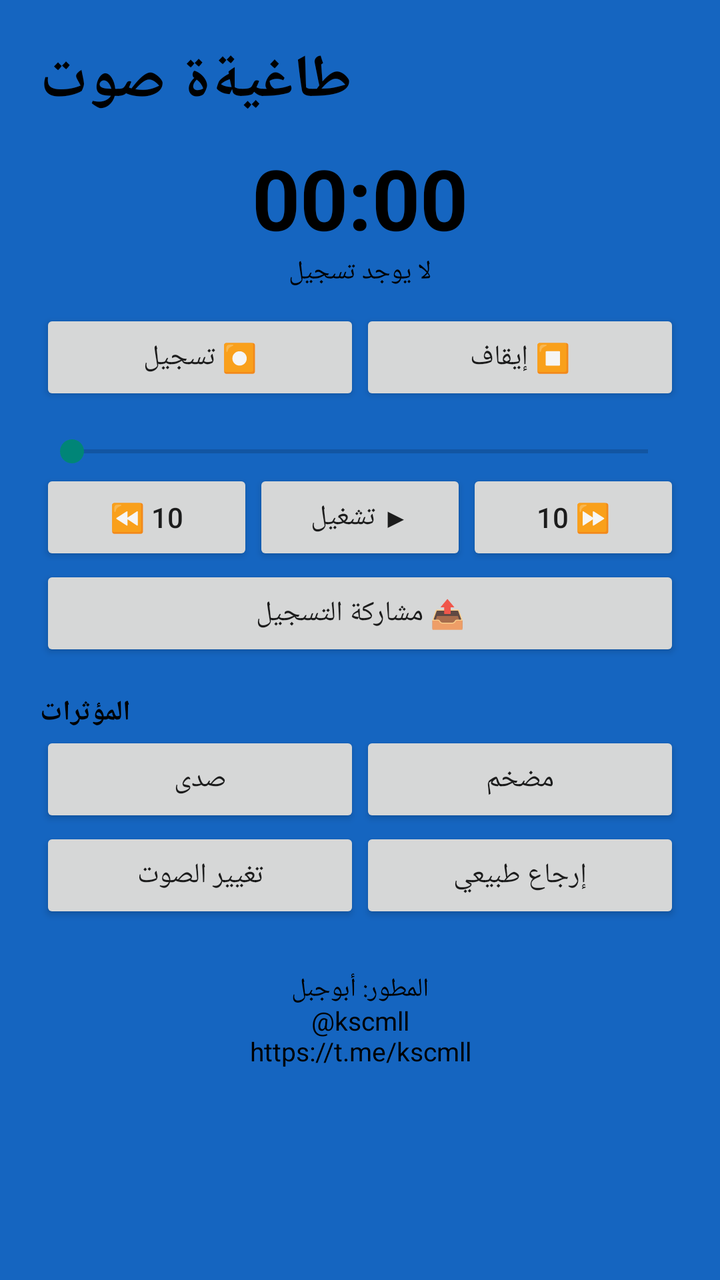
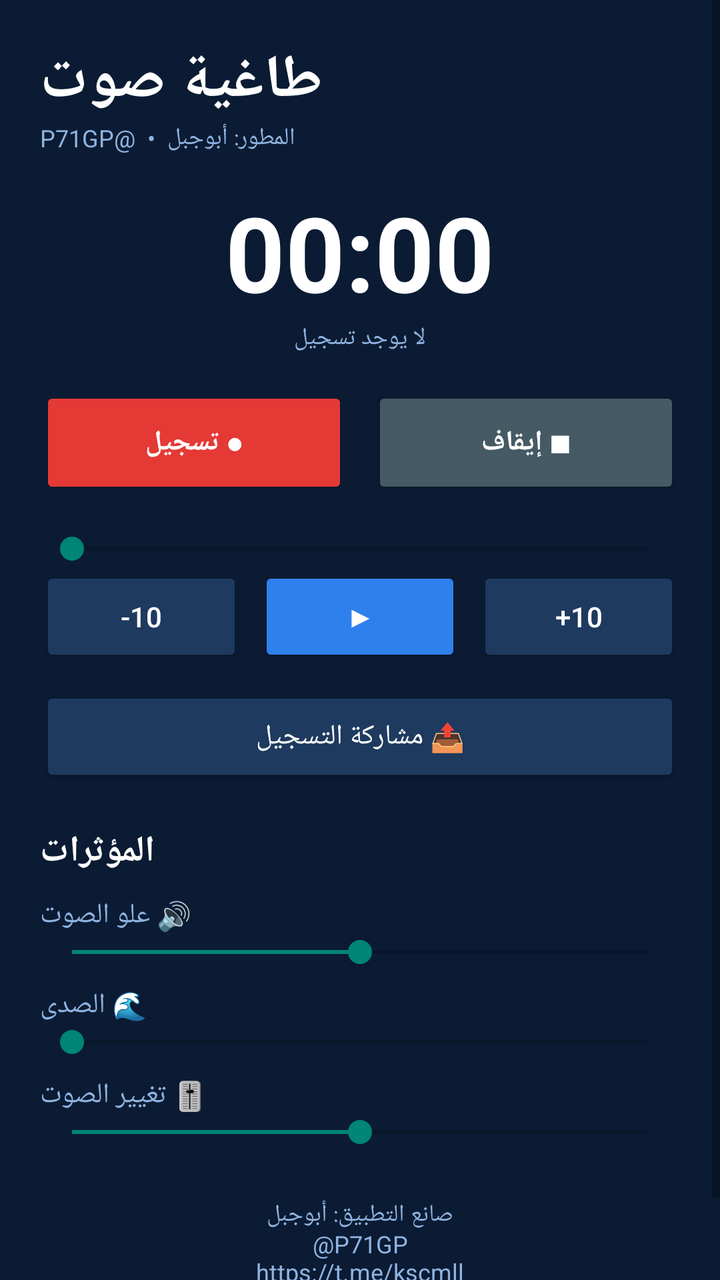

Screens rendered from an Android XML layout before and after an edit, with the pre-edit source and the edit as a unified diff.
<!-- AndroidManifest.xml: application theme Theme.AppCompat.Light.NoActionBar -->
<!-- res/layout/activity_main.xml -->
<?xml version="1.0" encoding="utf-8"?>
<ScrollView xmlns:android="http://schemas.android.com/apk/res/android"
    android:layout_width="match_parent"
    android:layout_height="match_parent"
    android:background="#1565C0">

    <LinearLayout
        android:layout_width="match_parent"
        android:layout_height="wrap_content"
        android:orientation="vertical"
        android:padding="20dp">

        <TextView
            android:layout_width="wrap_content"
            android:layout_height="wrap_content"
            android:text="طاغيةة صوت"
            android:textColor="#000000"
            android:textSize="30sp"
            android:textStyle="bold"/>

        <TextView
            android:id="@+id/tvTimer"
            android:layout_width="wrap_content"
            android:layout_height="wrap_content"
            android:text="00:00"
            android:textColor="#000000"
            android:textSize="42sp"
            android:textStyle="bold"
            android:layout_gravity="center_horizontal"
            android:paddingTop="10dp"/>

        <TextView
            android:id="@+id/tvFile"
            android:layout_width="match_parent"
            android:layout_height="wrap_content"
            android:text="لا يوجد تسجيل"
            android:textColor="#000000"
            android:textSize="13sp"
            android:gravity="center"
            android:paddingBottom="10dp"/>

        <LinearLayout
            android:layout_width="match_parent"
            android:layout_height="wrap_content"
            android:orientation="horizontal">
            <Button
                android:id="@+id/btnRecord"
                android:layout_width="0dp"
                android:layout_weight="1"
                android:layout_height="wrap_content"
                android:text="⏺ تسجيل"/>
            <Button
                android:id="@+id/btnStop"
                android:layout_width="0dp"
                android:layout_weight="1"
                android:layout_height="wrap_content"
                android:text="⏹ إيقاف"/>
        </LinearLayout>

        <SeekBar
            android:id="@+id/seek"
            android:layout_width="match_parent"
            android:layout_height="wrap_content"
            android:paddingTop="14dp"/>

        <LinearLayout
            android:layout_width="match_parent"
            android:layout_height="wrap_content"
            android:orientation="horizontal">
            <Button
                android:id="@+id/btnBack"
                android:layout_width="0dp"
                android:layout_weight="1"
                android:layout_height="wrap_content"
                android:text="⏪ 10"/>
            <Button
                android:id="@+id/btnPlay"
                android:layout_width="0dp"
                android:layout_weight="1"
                android:layout_height="wrap_content"
                android:text="▶ تشغيل"/>
            <Button
                android:id="@+id/btnForward"
                android:layout_width="0dp"
                android:layout_weight="1"
                android:layout_height="wrap_content"
                android:text="10 ⏩"/>
        </LinearLayout>

        <Button
            android:id="@+id/btnShare"
            android:layout_width="match_parent"
            android:layout_height="wrap_content"
            android:text="📤 مشاركة التسجيل"/>

        <TextView
            android:layout_width="wrap_content"
            android:layout_height="wrap_content"
            android:text="المؤثرات"
            android:textColor="#000000"
            android:textStyle="bold"
            android:paddingTop="16dp"/>

        <LinearLayout
            android:layout_width="match_parent"
            android:layout_height="wrap_content"
            android:orientation="horizontal">
            <Button
                android:id="@+id/btnEcho"
                android:layout_width="0dp"
                android:layout_weight="1"
                android:layout_height="wrap_content"
                android:text="صدى"/>
            <Button
                android:id="@+id/btnBoost"
                android:layout_width="0dp"
                android:layout_weight="1"
                android:layout_height="wrap_content"
                android:text="مضخم"/>
        </LinearLayout>

        <LinearLayout
            android:layout_width="match_parent"
            android:layout_height="wrap_content"
            android:orientation="horizontal">
            <Button
                android:id="@+id/btnPitch"
                android:layout_width="0dp"
                android:layout_weight="1"
                android:layout_height="wrap_content"
                android:text="تغيير الصوت"/>
            <Button
                android:id="@+id/btnClear"
                android:layout_width="0dp"
                android:layout_weight="1"
                android:layout_height="wrap_content"
                android:text="إرجاع طبيعي"/>
        </LinearLayout>

        <TextView
            android:layout_width="match_parent"
            android:layout_height="wrap_content"
            android:text="المطور: أبوجبل\n@kscmll\nhttps://t.me/kscmll"
            android:textColor="#000000"
            android:textSize="13sp"
            android:gravity="center"
            android:paddingTop="24dp"
            android:paddingBottom="20dp"/>
    </LinearLayout>
</ScrollView>
<!-- resources referenced by this layout -->
<resources>

</resources>

<!-- the commit's change to res/layout/activity_main.xml (unified diff, before → after) -->
@@ -2,7 +2,7 @@
 <ScrollView xmlns:android="http://schemas.android.com/apk/res/android"
     android:layout_width="match_parent"
     android:layout_height="match_parent"
-    android:background="#1565C0">
+    android:background="#0B1B33">
 
     <LinearLayout
         android:layout_width="match_parent"
@@ -13,31 +13,38 @@
         <TextView
             android:layout_width="wrap_content"
             android:layout_height="wrap_content"
-            android:text="طاغيةة صوت"
-            android:textColor="#000000"
+            android:text="طاغية صوت"
+            android:textColor="#FFFFFF"
             android:textSize="30sp"
             android:textStyle="bold"/>
 
         <TextView
-            android:id="@+id/tvTimer"
             android:layout_width="wrap_content"
             android:layout_height="wrap_content"
+            android:text="المطور: أبوجبل  •  @P71GP"
+            android:textColor="#8FB3E0"
+            android:textSize="12sp"
+            android:paddingBottom="14dp"/>
+
+        <TextView
+            android:id="@+id/tvTimer"
+            android:layout_width="match_parent"
+            android:layout_height="wrap_content"
             android:text="00:00"
-            android:textColor="#000000"
-            android:textSize="42sp"
+            android:textColor="#FFFFFF"
+            android:textSize="52sp"
             android:textStyle="bold"
-            android:layout_gravity="center_horizontal"
-            android:paddingTop="10dp"/>
+            android:gravity="center"/>
 
         <TextView
             android:id="@+id/tvFile"
             android:layout_width="match_parent"
             android:layout_height="wrap_content"
             android:text="لا يوجد تسجيل"
-            android:textColor="#000000"
-            android:textSize="13sp"
+            android:textColor="#8FB3E0"
+            android:textSize="12sp"
             android:gravity="center"
-            android:paddingBottom="10dp"/>
+            android:paddingBottom="16dp"/>
 
         <LinearLayout
             android:layout_width="match_parent"
@@ -47,21 +54,29 @@
                 android:id="@+id/btnRecord"
                 android:layout_width="0dp"
                 android:layout_weight="1"
-                android:layout_height="wrap_content"
-                android:text="⏺ تسجيل"/>
+                android:layout_height="56dp"
+                android:layout_marginEnd="6dp"
+                android:backgroundTint="#E53935"
+                android:textColor="#FFFFFF"
+                android:textStyle="bold"
+                android:text="● تسجيل"/>
             <Button
                 android:id="@+id/btnStop"
                 android:layout_width="0dp"
                 android:layout_weight="1"
-                android:layout_height="wrap_content"
-                android:text="⏹ إيقاف"/>
+                android:layout_height="56dp"
+                android:layout_marginStart="6dp"
+                android:backgroundTint="#455A64"
+                android:textColor="#FFFFFF"
+                android:textStyle="bold"
+                android:text="■ إيقاف"/>
         </LinearLayout>
 
         <SeekBar
             android:id="@+id/seek"
             android:layout_width="match_parent"
             android:layout_height="wrap_content"
-            android:paddingTop="14dp"/>
+            android:paddingTop="16dp"/>
 
         <LinearLayout
             android:layout_width="match_parent"
@@ -71,78 +86,96 @@
                 android:id="@+id/btnBack"
                 android:layout_width="0dp"
                 android:layout_weight="1"
-                android:layout_height="wrap_content"
-                android:text="⏪ 10"/>
+                android:layout_height="50dp"
+                android:layout_marginEnd="4dp"
+                android:backgroundTint="#1E3A5F"
+                android:textColor="#FFFFFF"
+                android:text="-10"/>
             <Button
                 android:id="@+id/btnPlay"
                 android:layout_width="0dp"
                 android:layout_weight="1"
-                android:layout_height="wrap_content"
-                android:text="▶ تشغيل"/>
+                android:layout_height="50dp"
+                android:layout_marginStart="4dp"
+                android:layout_marginEnd="4dp"
+                android:backgroundTint="#2F80ED"
+                android:textColor="#FFFFFF"
+                android:textStyle="bold"
+                android:text="▶"/>
             <Button
                 android:id="@+id/btnForward"
                 android:layout_width="0dp"
                 android:layout_weight="1"
-                android:layout_height="wrap_content"
-                android:text="10 ⏩"/>
+                android:layout_height="50dp"
+                android:layout_marginStart="4dp"
+                android:backgroundTint="#1E3A5F"
+                android:textColor="#FFFFFF"
+                android:text="+10"/>
         </LinearLayout>
 
         <Button
             android:id="@+id/btnShare"
             android:layout_width="match_parent"
-            android:layout_height="wrap_content"
+            android:layout_height="50dp"
+            android:layout_marginTop="10dp"
+            android:backgroundTint="#1E3A5F"
+            android:textColor="#FFFFFF"
             android:text="📤 مشاركة التسجيل"/>
 
         <TextView
             android:layout_width="wrap_content"
             android:layout_height="wrap_content"
             android:text="المؤثرات"
-            android:textColor="#000000"
+            android:textColor="#FFFFFF"
             android:textStyle="bold"
-            android:paddingTop="16dp"/>
+            android:textSize="18sp"
+            android:paddingTop="20dp"/>
 
-        <LinearLayout
+        <TextView
+            android:layout_width="wrap_content"
+            android:layout_height="wrap_content"
+            android:text="🔊 علو الصوت"
+            android:textColor="#8FB3E0"
+            android:paddingTop="10dp"/>
+        <SeekBar
+            android:id="@+id/sbVolume"
             android:layout_width="match_parent"
             android:layout_height="wrap_content"
-            android:orientation="horizontal">
-            <Button
-                android:id="@+id/btnEcho"
-                android:layout_width="0dp"
-                android:layout_weight="1"
-                android:layout_height="wrap_content"
-                android:text="صدى"/>
-            <Button
-                android:id="@+id/btnBoost"
-                android:layout_width="0dp"
-                android:layout_weight="1"
-                android:layout_height="wrap_content"
-                android:text="مضخم"/>
-        </LinearLayout>
+            android:max="100"
+            android:progress="50"/>
 
-        <LinearLayout
+        <TextView
+            android:layout_width="wrap_content"
+            android:layout_height="wrap_content"
+            android:text="🌊 الصدى"
+            android:textColor="#8FB3E0"
+            android:paddingTop="8dp"/>
+        <SeekBar
+            android:id="@+id/sbEcho"
             android:layout_width="match_parent"
             android:layout_height="wrap_content"
-            android:orientation="horizontal">
-            <Button
-                android:id="@+id/btnPitch"
-                android:layout_width="0dp"
-                android:layout_weight="1"
-                android:layout_height="wrap_content"
-                android:text="تغيير الصوت"/>
-            <Button
-                android:id="@+id/btnClear"
-                android:layout_width="0dp"
-                android:layout_weight="1"
-                android:layout_height="wrap_content"
-                android:text="إرجاع طبيعي"/>
-        </LinearLayout>
+            android:max="100"
+            android:progress="0"/>
+
+        <TextView
+            android:layout_width="wrap_content"
+            android:layout_height="wrap_content"
+            android:text="🎚️ تغيير الصوت"
+            android:textColor="#8FB3E0"
+            android:paddingTop="8dp"/>
+        <SeekBar
+            android:id="@+id/sbPitch"
+            android:layout_width="match_parent"
+            android:layout_height="wrap_content"
+            android:max="100"
+            android:progress="50"/>
 
         <TextView
             android:layout_width="match_parent"
             android:layout_height="wrap_content"
-            android:text="المطور: أبوجبل\n@kscmll\nhttps://t.me/kscmll"
-            android:textColor="#000000"
-            android:textSize="13sp"
+            android:text="صانع التطبيق: أبوجبل\n@P71GP\nhttps://t.me/kscmll"
+            android:textColor="#8FB3E0"
+            android:textSize="12sp"
             android:gravity="center"
             android:paddingTop="24dp"
             android:paddingBottom="20dp"/>
